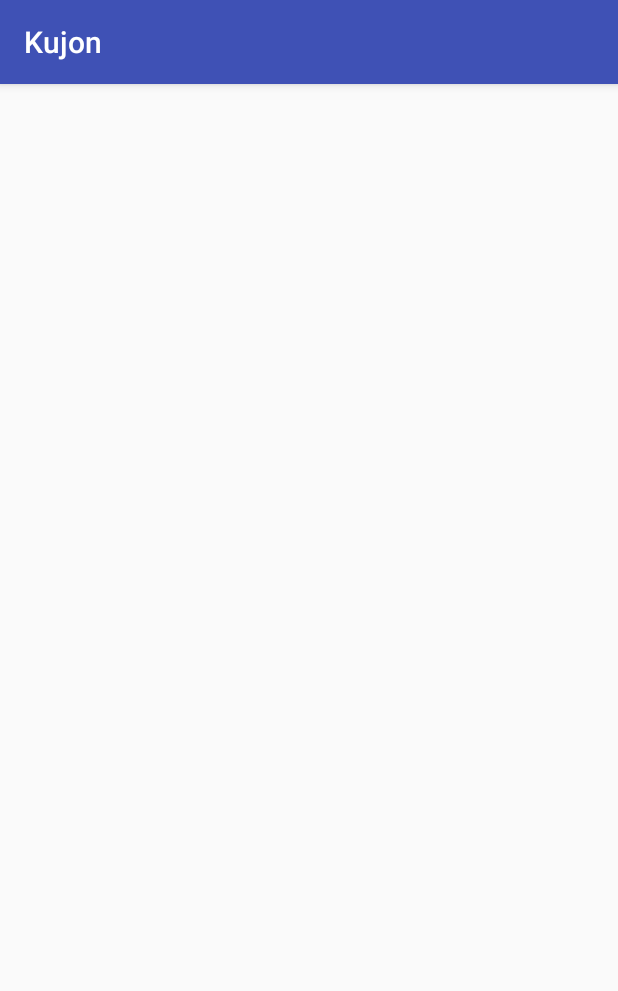
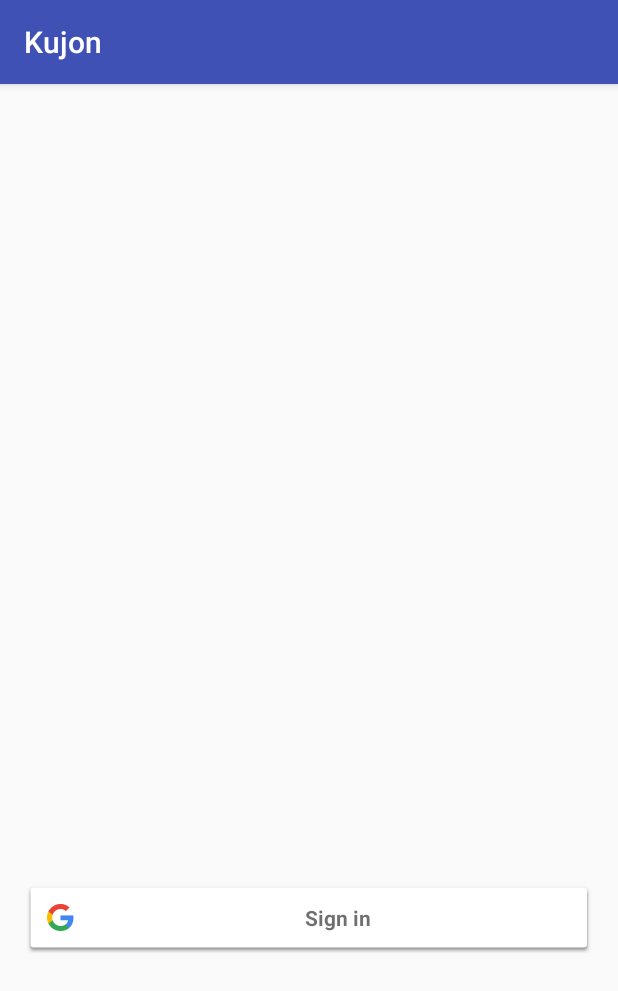
Before and after one commit to wsmolkowski/kujon-android, an Android app: the screen it shows after launch (LoginActivity), on a phone screen of 412 x 824 dp. Shown: the top 991 px of the screen. Run offline under Robolectric (Android 15) with nearby library versions, the phone set to English and light mode, and no system bars; our stand-ins replace ButterKnife.

Commit message:
google log-in

```diff
--- a/app/src/main/java/mobi/kujon/LoginActivity.java
+++ b/app/src/main/java/mobi/kujon/LoginActivity.java
@@ -1,13 +1,104 @@
 package mobi.kujon;
 
+import android.content.Intent;
 import android.os.Bundle;
+import android.support.annotation.NonNull;
 import android.support.v7.app.AppCompatActivity;
+import android.view.View;
+import android.widget.Button;
+import android.widget.Toast;
 
-public class LoginActivity extends AppCompatActivity {
+import com.google.android.gms.auth.api.Auth;
+import com.google.android.gms.auth.api.signin.GoogleSignInOptions;
+import com.google.android.gms.auth.api.signin.GoogleSignInResult;
+import com.google.android.gms.common.ConnectionResult;
+import com.google.android.gms.common.SignInButton;
+import com.google.android.gms.common.api.GoogleApiClient;
+import com.google.android.gms.common.api.OptionalPendingResult;
+
+import butterknife.Bind;
+import butterknife.ButterKnife;
+import butterknife.OnClick;
+
+
+public class LoginActivity extends AppCompatActivity implements GoogleApiClient.OnConnectionFailedListener {
+
+    public static final int RC_SIGN_IN = 1;
+    private GoogleApiClient apiClient;
+
+    @Bind(R.id.sign_in_button) SignInButton signInButton;
+    @Bind(R.id.logout) Button logOutButton;
 
     @Override
     protected void onCreate(Bundle savedInstanceState) {
         super.onCreate(savedInstanceState);
         setContentView(R.layout.activity_login);
+        ButterKnife.bind(this);
+
+        GoogleSignInOptions gso = new GoogleSignInOptions.Builder(GoogleSignInOptions.DEFAULT_SIGN_IN)
+                .requestEmail()
+                .requestProfile()
+                .build();
+
+        apiClient = new GoogleApiClient.Builder(this)
+                .enableAutoManage(this /* FragmentActivity */, this /* OnConnectionFailedListener */)
+                .addApi(Auth.GOOGLE_SIGN_IN_API, gso)
+                .build();
+
+        checkLoggingStatus();
+    }
+
+    private void checkLoggingStatus() {
+        OptionalPendingResult<GoogleSignInResult> silentSignIn = Auth.GoogleSignInApi.silentSignIn(apiClient);
+        if (silentSignIn.isDone()) {
+            loginUi(true);
+            handle(silentSignIn.get());
+        } else {
+            silentSignIn.setResultCallback(result -> {
+                loginUi(result.isSuccess());
+                handle(result);
+            });
+        }
+    }
+
+    private void handle(GoogleSignInResult result) {
+        System.out.println("result = [" + result + "]");
+        loginUi(result.isSuccess());
+        if (!result.isSuccess()) {
+            System.out.println("######### unsuccessfull login");
+            return;
+        }
+        System.out.println("########### " + result.getSignInAccount().getEmail());
+        logOutButton.setText("Logout: " + result.getSignInAccount().getEmail());
+    }
+
+    private void loginUi(boolean loggedIn) {
+        logOutButton.setVisibility(loggedIn ? View.VISIBLE : View.GONE);
+        signInButton.setVisibility(loggedIn ? View.GONE : View.VISIBLE);
+    }
+
+    @OnClick(R.id.logout)
+    public void click() {
+        Auth.GoogleSignInApi.signOut(apiClient).setResultCallback(status -> checkLoggingStatus());
+    }
+
+    @OnClick(R.id.sign_in_button)
+    public void signIn() {
+        Intent signInIntent = Auth.GoogleSignInApi.getSignInIntent(apiClient);
+        startActivityForResult(signInIntent, RC_SIGN_IN);
+    }
+
+    @Override
+    public void onActivityResult(int requestCode, int resultCode, Intent data) {
+        super.onActivityResult(requestCode, resultCode, data);
+
+        if (requestCode == RC_SIGN_IN) {
+            GoogleSignInResult result = Auth.GoogleSignInApi.getSignInResultFromIntent(data);
+            handle(result);
+        }
+    }
+
+    @Override public void onConnectionFailed(@NonNull ConnectionResult connectionResult) {
+        Toast.makeText(this, "Connection failed", Toast.LENGTH_SHORT).show();
     }
 }
--- a/app/src/main/res/layout/activity_login.xml
+++ b/app/src/main/res/layout/activity_login.xml
@@ -1,13 +1,33 @@
+<?xml version="1.0" encoding="utf-8"?>
 <LinearLayout xmlns:android="http://schemas.android.com/apk/res/android"
               xmlns:tools="http://schemas.android.com/tools"
               android:layout_width="match_parent"
               android:layout_height="match_parent"
-              android:gravity="center_horizontal"
               android:orientation="vertical"
-              android:paddingBottom="@dimen/activity_vertical_margin"
-              android:paddingLeft="@dimen/activity_horizontal_margin"
-              android:paddingRight="@dimen/activity_horizontal_margin"
-              android:paddingTop="@dimen/activity_vertical_margin"
-              tools:context="mobi.kujon.LoginActivity">
+              android:padding="@dimen/activity_vertical_margin"
+              tools:context=".LoginActivity">
+
+    <android.support.v4.widget.Space
+        android:layout_width="match_parent"
+        android:layout_height="0dp"
+        android:layout_weight="3"/>
+
+    <Button
+        android:id="@+id/logout"
+        android:layout_width="match_parent"
+        android:layout_height="wrap_content"
+        android:visibility="gone"
+        tools:visibility="visible"
+        android:text="Logout"/>
+
+    <com.google.android.gms.common.SignInButton
+        android:id="@+id/sign_in_button"
+        android:layout_width="match_parent"
+        android:layout_height="wrap_content"/>
+
+    <android.support.v4.widget.Space
+        android:layout_width="match_parent"
+        android:layout_height="0dp"
+        android:layout_weight="1"/>
 
 </LinearLayout>
```
Also changed, not shown: app/build.gradle (+12 -1 lines), build.gradle (+6 -5 lines), 2 other files.
